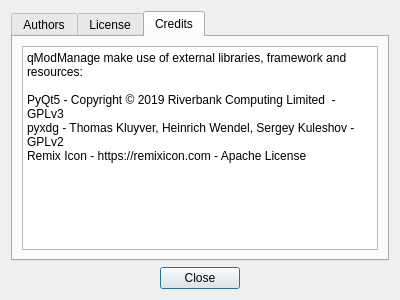
Above: resources/ui_about.ui from bicobus/qModManager before the change. Below: the same form after it.
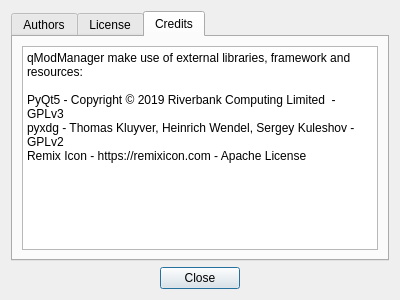
That is the form after the change. The open tabs and pages were chosen to show the change.

Commit message: Remove unecessary strings from UI templates

```diff
--- a/resources/ui_about.ui
+++ b/resources/ui_about.ui
@@ -346,7 +346,7 @@
           <bool>true</bool>
          </property>
          <property name="plainText">
-          <string>qModManage make use of external libraries, framework and resources:
+          <string>qModManager make use of external libraries, framework and resources:
 
 PyQt5 - Copyright © 2019 Riverbank Computing Limited &lt;info@riverbankcomputing.com&gt; - GPLv3
 pyxdg - Thomas Kluyver, Heinrich Wendel, Sergey Kuleshov - GPLv2
```
The commit also changes 2 other files.
